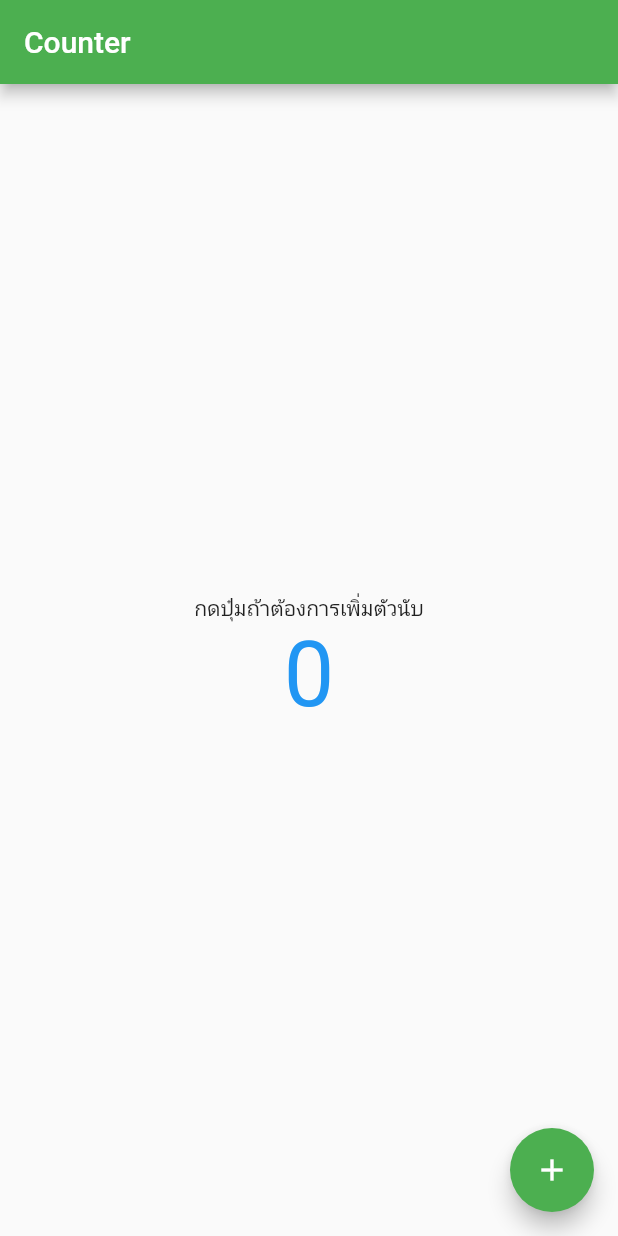
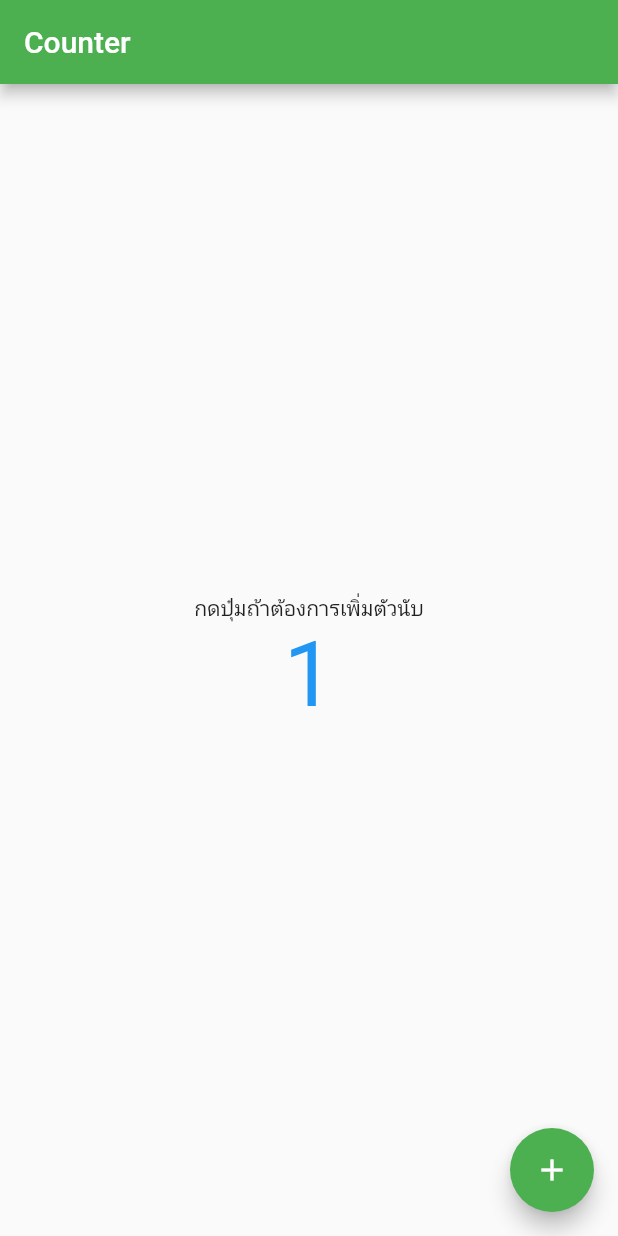
Before and after one commit to phm-oh/flutter_1_tech_2566, a Flutter app: the screen it shows after launch, after a tap on the "add" icon, on a phone screen of 412 x 824 dp. Run offline on Flutter 3.47's test engine with Material 2 defaults, Android fonts, the phone set to English and light mode, and no system bars.

Commit message:
'update'

```diff
--- a/lib/main.dart
+++ b/lib/main.dart
@@ -144,7 +144,7 @@ import 'package:flutter/material.dart';
 //         title: const Text('Counter'),
 //       ),
 //       body: const Center(child: Text('hello flutter')),
-//     );
+//     );https://training.nextflow.in.th/courses/google-flutter-training-thai/lectures/17528994
 //   }
 // }
 
@@ -256,6 +256,67 @@ import 'package:flutter/material.dart';
 
 //---------------แทรกค่าตัวแปร ใน Text widget
 
+// void main() {
+//   runApp(const MyApp());
+// }
+
+// class MyApp extends StatelessWidget {
+//   const MyApp({super.key});
+
+//   @override
+//   Widget build(BuildContext context) {
+//     return MaterialApp(
+//       title: 'Phanumet',
+//       theme: ThemeData(primarySwatch: Colors.green),
+//       home: const CouterArea(),
+//     );
+//   }
+// }
+
+// class CouterArea extends StatefulWidget {
+//   const CouterArea({super.key});
+
+//   @override
+//   State<CouterArea> createState() => _CouterAreaState();
+// }
+
+// class _CouterAreaState extends State<CouterArea> {
+//   int _couter = 0; // เพิ่ม
+
+//   @override
+//   Widget build(BuildContext context) {
+//     return Scaffold(
+//       appBar: AppBar(
+//         title: const Text('Counter'),
+//       ),
+//       body: Center(
+//           child: Column(
+//         mainAxisAlignment: MainAxisAlignment.center,
+//         children: [
+//           const Text(
+//             'กดปุ๋มถ้าต้องการเพิ่มตัวนับ',
+//           ),
+//           Text('$_couter', //-----------หรือใช้  _couter.toString()
+//               style: const TextStyle(
+//                 fontSize: 60,
+//                 color: Colors.blue,
+//               )),
+//         ],
+//       )),
+//       floatingActionButton: FloatingActionButton(
+//         onPressed: () {
+//           // print('button presses.');
+//           _couter = _couter + 1;
+//           print('_couter: $_couter');
+//         },
+//         child: const Icon(Icons.add),
+//       ),
+//     );
+//   }
+// }
+
+///-------------------------------------------setState
+
 void main() {
   runApp(const MyApp());
 }
@@ -296,7 +357,7 @@ class _CouterAreaState extends State<CouterArea> {
           const Text(
             'กดปุ๋มถ้าต้องการเพิ่มตัวนับ',
           ),
-          Text(_couter.toString(), //-----------หรือใช้ '$_counter'
+          Text('$_couter', //-----------หรือใช้  _couter.toString()
               style: const TextStyle(
                 fontSize: 60,
                 color: Colors.blue,
@@ -304,13 +365,15 @@ class _CouterAreaState extends State<CouterArea> {
         ],
       )),
       floatingActionButton: FloatingActionButton(
-        onPressed: () {},
+        onPressed: () {
+          // print('button presses.');
+
+          setState(() {
+            _couter = _couter + 1;
+          });
+        },
         child: const Icon(Icons.add),
       ),
     );
   }
 }
-
-
-
-///-------------------------------------------------
```
